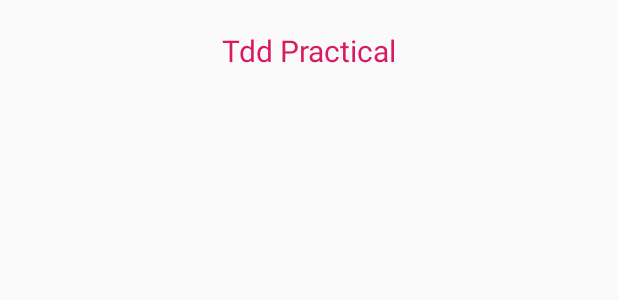
After one commit to kimtaesu/MyAndroid, an Android app: the layout activity_detail.xml on its own in the app's theme, with its tools: preview values and no code run, on a phone screen of 412 x 824 dp. The commit adds this screen. Shown: the top 300 px of the screen. Run offline under Robolectric (Android 15) with nearby library versions, the phone set to English and light mode, and no system bars.

Commit message:
SampleDetail 추가.

```diff
--- a/UnitTestPractical/app/src/main/AndroidManifest.xml
+++ b/UnitTestPractical/app/src/main/AndroidManifest.xml
@@ -17,5 +17,6 @@
                 <category android:name="android.intent.category.LAUNCHER"/>
             </intent-filter>
         </activity>
+        <activity android:name=".detail.SampleDetailActivity"/>
     </application>
 </manifest>
--- a/UnitTestPractical/app/src/main/java/com/hucet/tdd/Sample.kt
+++ b/UnitTestPractical/app/src/main/java/com/hucet/tdd/Sample.kt
@@ -1,3 +1,7 @@
 package com.hucet.tdd
 
-data class Sample(val title: String)
+import android.os.Parcelable
+import kotlinx.android.parcel.Parcelize
+
+@Parcelize
+data class Sample(val title: String) : Parcelable
--- a/UnitTestPractical/app/src/main/java/com/hucet/tdd/SampleRepository.kt
+++ b/UnitTestPractical/app/src/main/java/com/hucet/tdd/list/SampleRepository.kt
@@ -1,4 +1,6 @@
-package com.hucet.tdd
+package com.hucet.tdd.list
+
+import com.hucet.tdd.Sample
 
 class SampleRepository {
     val fixture = listOf(
--- a/UnitTestPractical/app/src/main/java/com/hucet/tdd/SampleViewModel.kt
+++ b/UnitTestPractical/app/src/main/java/com/hucet/tdd/list/SampleViewModel.kt
@@ -1,9 +1,10 @@
-package com.hucet.tdd
+package com.hucet.tdd.list
 
 import androidx.lifecycle.LiveData
 import androidx.lifecycle.MutableLiveData
 import androidx.lifecycle.Transformations
 import androidx.lifecycle.ViewModel
+import com.hucet.tdd.Sample
 import com.hucet.tdd.debug.OpenForTesting
 import java.util.*
 
--- a/UnitTestPractical/app/src/main/java/com/hucet/tdd/util/SampleViewModelFactory.kt
+++ b/UnitTestPractical/app/src/main/java/com/hucet/tdd/util/SampleViewModelFactory.kt
@@ -2,7 +2,7 @@ package com.hucet.tdd.util
 
 import androidx.lifecycle.ViewModel
 import androidx.lifecycle.ViewModelProvider
-import com.hucet.tdd.SampleRepository
+import com.hucet.tdd.list.SampleRepository
 
 class SampleViewModelFactory(val repository: SampleRepository) : ViewModelProvider.Factory {
     override fun <T : ViewModel?> create(modelClass: Class<T>): T {
--- /dev/null
+++ b/UnitTestPractical/app/src/main/res/layout/activity_detail.xml
@@ -0,0 +1,26 @@
+<?xml version="1.0" encoding="utf-8"?>
+<layout xmlns:android="http://schemas.android.com/apk/res/android" xmlns:app="http://schemas.android.com/apk/res-auto"
+        xmlns:tools="http://schemas.android.com/tools">
+    <data>
+        <variable name="sample" type="com.hucet.tdd.Sample"/>
+    </data>
+    <androidx.constraintlayout.widget.ConstraintLayout
+            android:orientation="vertical"
+            android:layout_width="match_parent"
+            android:layout_height="match_parent">
+        <TextView
+                android:id="@+id/detailTitle"
+                android:layout_width="wrap_content"
+                android:layout_height="wrap_content"
+                app:layout_constraintEnd_toEndOf="parent"
+                android:layout_marginEnd="8dp"
+                app:layout_constraintStart_toStartOf="parent"
+                android:layout_marginStart="8dp"
+                android:layout_marginTop="20dp"
+                android:textSize="20sp"
+                android:textColor="@color/colorAccent"
+                tools:text="Tdd Practical"
+                android:text="@{sample.title}"
+                app:layout_constraintTop_toTopOf="parent"/>
+    </androidx.constraintlayout.widget.ConstraintLayout>
+</layout>
```
Also changed, not shown: UnitTestPractical/app/build.gradle (+9 -2 lines), UnitTestPractical/app/src/main/java/com/hucet/tdd/MainActivity.kt (+13 -3 lines), UnitTestPractical/app/src/main/java/com/hucet/tdd/detail/SampleDetailActivity.kt (added, +36 -0 lines), UnitTestPractical/app/src/main/java/com/hucet/tdd/list/SampleAdapter.kt (renamed from UnitTestPractical/app/src/main/java/com/hucet/tdd/SampleAdapter.kt, +8 -1 lines), UnitTestPractical/app/src/main/java/com/hucet/tdd/list/SampleListFragment.kt (renamed from UnitTestPractical/app/src/main/java/com/hucet/tdd/SampleListFragment.kt, +19 -2 lines), 5 other files.
